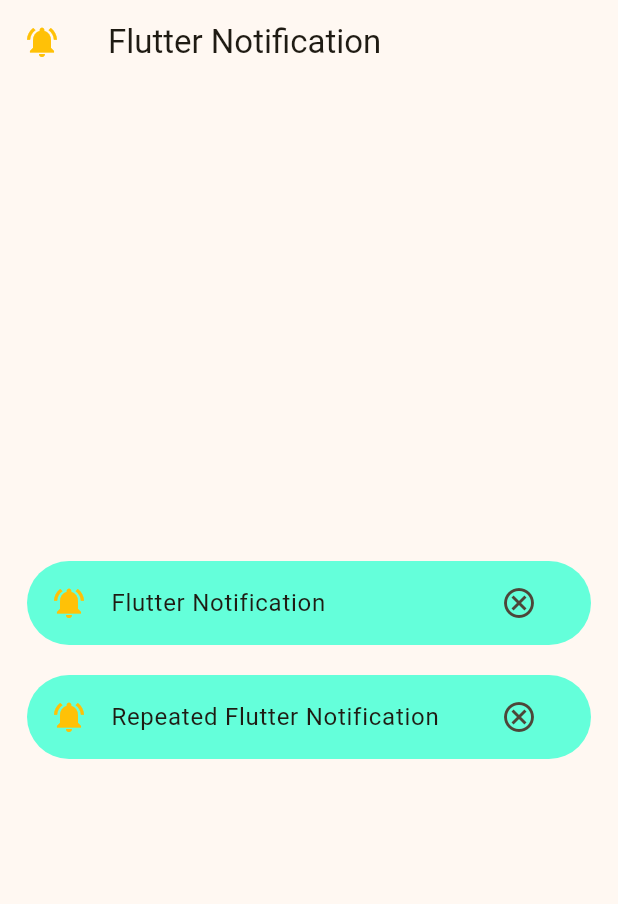
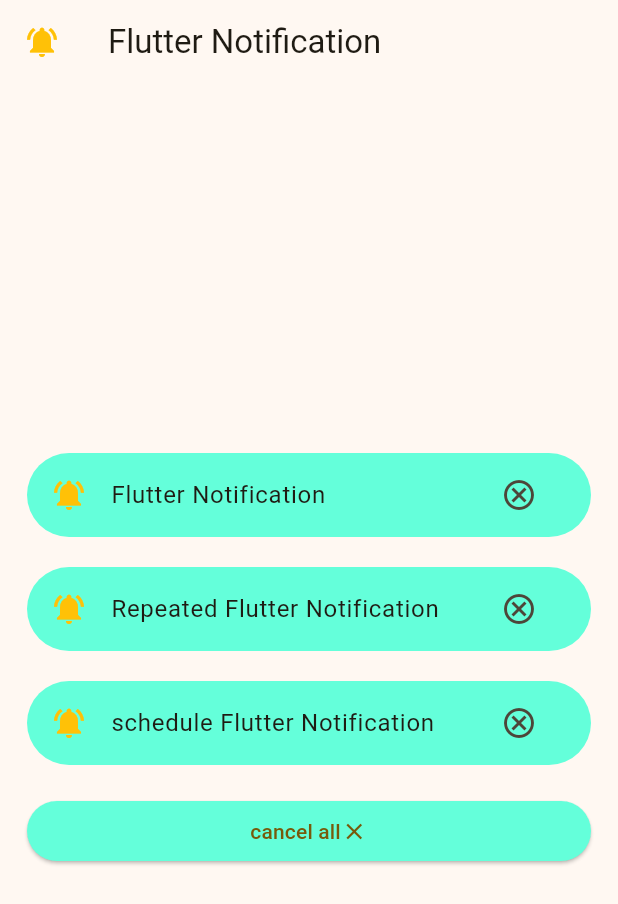
Before and after one commit to orabito/fcm_notification, a Flutter app: the screen it shows after launch, after a tap on "Flutter Notification", on a phone screen of 412 x 824 dp. Shown: the top 904 px of the screen. Run offline on Flutter 3.47's test engine with Material 2 defaults, Android fonts, the phone set to English and light mode, and no system bars; our stand-ins replace flutter_local_notifications, flutter_timezone, timezone; statements that could not run were skipped.

Commit message:
change sound of notification

```diff
--- a/lib/local_service.dart
+++ b/lib/local_service.dart
@@ -1,125 +1,202 @@
+import 'dart:developer';
 import 'package:flutter/material.dart';
 import 'package:flutter_local_notifications/flutter_local_notifications.dart';
+import 'package:flutter_timezone/flutter_timezone.dart';
+import 'package:timezone/data/latest.dart' as tz;
+import 'package:timezone/timezone.dart' as tz;
 
 class LocalService {
-  // Initialize notifications plugin
+  // Initialize notifications plugin instance
   static FlutterLocalNotificationsPlugin flutterLocalNotificationsPlugin =
   FlutterLocalNotificationsPlugin();
-  // Notification Channel Configuration (Android 8.0+)
-  static const AndroidNotificationChannel _channel = AndroidNotificationChannel(
-    'high_importance_channel',// Unique channel ID
-    'High Importance Notifications',// User-visible name
-    description: 'This channel is used for important notifications.',  // Channel description in settings
-    importance: Importance.max,// Maximum priority (heads-up notification)
+
+  // Main notification channel (high importance)
+  static const AndroidNotificationChannel _mainChannel = AndroidNotificationChannel(
+    'high_importance_channel', // Unique channel ID
+    'High Importance Notifications', // User-visible name
+    description: 'This channel is used for important notifications.', // Channel description
+    importance: Importance.max, // Maximum priority (heads-up notifications)
     playSound: true,
-    // Custom sound from res/raw/notification_sound.mp3
-    sound: RawResourceAndroidNotificationSound('notification_sound'),
+    sound: RawResourceAndroidNotificationSound('sound2'), // Default sound from Android raw resources
+  );
 
+  // Dedicated channel for repeated notifications
+  static const AndroidNotificationChannel _repeatedChannel = AndroidNotificationChannel(
+    'repeated_channel', // Unique channel ID
+    'Repeated Notifications', // User-visible name
+    description: 'This channel is used for repeated notifications.', // Channel description
+    importance: Importance.high, // High priority (not heads-up)
+    playSound: true,
+    sound: UriAndroidNotificationSound('assets/sound/soundfor.mp3'), // Custom sound from assets
   );
 
   static Future<void> init() async {
+    // Clean up existing channels to avoid conflicts
+    await flutterLocalNotificationsPlugin
+        .resolvePlatformSpecificImplementation<AndroidFlutterLocalNotificationsPlugin>()
+        ?.deleteNotificationChannel(_mainChannel.id);
+
+    await flutterLocalNotificationsPlugin
+        .resolvePlatformSpecificImplementation<AndroidFlutterLocalNotificationsPlugin>()
+        ?.deleteNotificationChannel(_repeatedChannel.id);
+
     // Request notification permissions (Android 13+)
     await flutterLocalNotificationsPlugin
-        .resolvePlatformSpecificImplementation<
-        AndroidFlutterLocalNotificationsPlugin>()
+        .resolvePlatformSpecificImplementation<AndroidFlutterLocalNotificationsPlugin>()
         ?.requestNotificationsPermission();
+
     // Platform-specific initialization settings
     const InitializationSettings settings = InitializationSettings(
-      android: AndroidInitializationSettings('@mipmap/ic_launcher'),
+      android: AndroidInitializationSettings('@mipmap/ic_launcher'), // App icon for notifications
       iOS: DarwinInitializationSettings(
-        requestAlertPermission: true, // Request alert permission
-        requestBadgePermission: true, // Request badge permission
-        requestSoundPermission: true, // Request sound permission
+        requestAlertPermission: true, // Request alert permission (iOS)
+        requestBadgePermission: true, // Request badge permission (iOS)
+        requestSoundPermission: true, // Request sound permission (iOS)
       ),
     );
 
-    // Initialize the plugin
+    // Initialize notifications plugin
     await flutterLocalNotificationsPlugin.initialize(
       settings,
-      // Handle notification taps
       onDidReceiveNotificationResponse: (response) {
-        print('Notification tapped!');
+        log('Notification tapped!'); // Handle notification taps
       },
     );
-// Create notification channel (Android 8.0+)
+
+    // Create Android notification channels
     await flutterLocalNotificationsPlugin
-        .resolvePlatformSpecificImplementation<
-        AndroidFlutterLocalNotificationsPlugin>()
-        ?.createNotificationChannel(_channel);
+        .resolvePlatformSpecificImplementation<AndroidFlutterLocalNotificationsPlugin>()
+        ?.createNotificationChannel(_mainChannel);
+
+    await flutterLocalNotificationsPlugin
+        .resolvePlatformSpecificImplementation<AndroidFlutterLocalNotificationsPlugin>()
+        ?.createNotificationChannel(_repeatedChannel);
   }
-  // Android-specific notification details &&basic function
+
+  // Basic notification with default sound
   static Future<void> showBasicNotification() async {
-    //use it in details
-    const AndroidNotificationDetails androidDetails =
-    AndroidNotificationDetails(
-      'high_importance_channel', // Same channel ID
-      'High Importance Notifications',// Channel name
+    // Android-specific configuration
+    const AndroidNotificationDetails androidDetails = AndroidNotificationDetails(
+      'high_importance_channel', // Channel ID
+      'High Importance Notifications', // Channel name
       channelDescription: 'This channel is used for important notifications.',
-      importance: Importance.max,// Maximum importance
-      priority: Priority.high,// High priority
-      ticker: 'ticker',// Text that appears in status bar
-      color: Colors.blue,
-      enableLights: true,
-      ledColor: Colors.red,
-      ledOnMs: 1000,
-      ledOffMs: 500,
+      importance: Importance.max,
+      priority: Priority.high,
+      sound: RawResourceAndroidNotificationSound("sound2"), // Default sound
+      playSound: true,
+      enableVibration: true,
+      color: Colors.blue, // Accent color
+      ledColor: Colors.red, // LED color
+      ledOnMs: 1000, // LED on duration (milliseconds)
+      ledOffMs: 500, // LED off duration (milliseconds)
     );
-    // Platform-independent notification details
+
+    // Platform-agnostic notification details
+    const NotificationDetails details = NotificationDetails(
+      android: androidDetails,
+      iOS: DarwinNotificationDetails(
+        presentAlert: true, // Show alert (iOS)
+        presentBadge: true, // Update badge (iOS)
+        presentSound: true, // Play sound (iOS)
+        sound: 'sound2.caf', // iOS sound file name (CAF format)
+      ),
+    );
+
+    await flutterLocalNotificationsPlugin.show(
+      0, // Notification ID
+      'Hello!', // Title
+      'This is a notification from Flutter', // Body
+      details,
+      payload: 'notification_payload', // Optional payload
+    );
+  }
+
+  // Repeating notification with custom sound
+  static Future<void> showRepeatedNotification() async {
+    // Android-specific configuration for repeated notifications
+    const AndroidNotificationDetails androidDetails = AndroidNotificationDetails(
+      'repeated_channel', // Correct channel ID
+      'Repeated Notifications',
+      channelDescription: 'This channel is used for repeated notifications.',
+      importance: Importance.high,
+      priority: Priority.high,
+      sound: UriAndroidNotificationSound('assets/sound/soundfor.mp3'), // Full asset path
+      playSound: true,
+    );
+
+    // Platform-agnostic notification details
     const NotificationDetails details = NotificationDetails(
       android: androidDetails,
       iOS: DarwinNotificationDetails(
         presentAlert: true,
         presentBadge: true,
         presentSound: true,
+        sound: 'soundfor.caf', // iOS sound file (converted to CAF format)
       ),
     );
 
-    await flutterLocalNotificationsPlugin.show(
-      0,
-      'Hello!',
-      'This is a notification from Flutter',
+    await flutterLocalNotificationsPlugin.periodicallyShow(
+      1, // Notification ID
+      'Hello , this is Repeated', // Title
+      'This is a Repeated notification from Flutter', // Body
+      RepeatInterval.everyMinute, // Repeat interval
       details,
       payload: 'notification_payload',
     );
   }
-  //repeated function
-  static Future<void> showRepeatedNotification() async {
-    //use it in details
-    const AndroidNotificationDetails androidDetails =
-    AndroidNotificationDetails(
-      'high_importance_channel 2', // Same channel ID
-      'High Importance Notifications',// Channel name
+
+  // Scheduled notification with default sound
+  static Future<void> showScheduleNotification() async {
+    // Initialize timezone database
+    tz.initializeTimeZones();
+
+    // Get device timezone
+    final String currentTimeZone = await FlutterTimezone.getLocalTimezone();
+    tz.setLocalLocation(tz.getLocation(currentTimeZone));
+
+    // Schedule after 10 seconds (for testing)
+    final scheduledTime = tz.TZDateTime.now(tz.local).add(const Duration(seconds: 10));
+
+    // Android-specific configuration
+    const AndroidNotificationDetails androidDetails = AndroidNotificationDetails(
+      'high_importance_channel',
+      'High Importance Notifications',
       channelDescription: 'This channel is used for important notifications.',
-      importance: Importance.max,// Maximum importance
-      priority: Priority.high,// High priority
-      ticker: 'ticker',// Text that appears in status bar
-      color: Colors.blue,
-      enableLights: true,
-      ledColor: Colors.red,
-      ledOnMs: 1000,
-      ledOffMs: 500,
+      importance: Importance.max,
+      sound: RawResourceAndroidNotificationSound("sound2"), // Default sound
+      playSound: true,
     );
-    // Platform-independent notification details
+
+    // Platform-agnostic notification details
     const NotificationDetails details = NotificationDetails(
       android: androidDetails,
       iOS: DarwinNotificationDetails(
         presentAlert: true,
         presentBadge: true,
         presentSound: true,
+        sound: 'sound2.caf', // iOS sound file name
       ),
     );
 
-    await flutterLocalNotificationsPlugin.periodicallyShow(
-      1,
-      'Hello , this is Repeated',
-      'This is a Repeated notification from Flutter',
-      RepeatInterval.weekly,
+    await flutterLocalNotificationsPlugin.zonedSchedule(
+      2, // Notification ID
+      'Hello , this is schedule', // Title
+      'This is a schedule notification from Flutter', // Body
+      scheduledTime, // Scheduled time
       details,
       payload: 'notification_payload',
+      uiLocalNotificationDateInterpretation:
+      UILocalNotificationDateInterpretation.absoluteTime, // iOS time handling
     );
   }
-static  Future<void> cancelNotification(int id) async {
- await flutterLocalNotificationsPlugin.cancel(id);
 
+  // Cancel specific notification by ID
+  static Future<void> cancelNotification(int id) async {
+    await flutterLocalNotificationsPlugin.cancel(id);
+  }
+
+  // Cancel all notifications
+  static Future<void> cancelAllNotification() async {
+    await flutterLocalNotificationsPlugin.cancelAll();
   }
 }
--- a/lib/main.dart
+++ b/lib/main.dart
@@ -39,20 +39,18 @@
           padding: const EdgeInsets.all(18.0),
           child: Column(
             mainAxisAlignment: MainAxisAlignment.center,
-
             children: [
               Container(
                 decoration: BoxDecoration(
                     borderRadius: BorderRadius.circular(166),
                     color: Colors.tealAccent),
                 child: ListTile(
-                  onTap: ()  {
+                  onTap: () {
                     LocalService.showBasicNotification();
                   },
                   trailing: IconButton(
                       onPressed: () {
                         LocalService.cancelNotification(0);
-
                       },
                       icon: const Icon(Icons.cancel_outlined)),
                   title: const Text("Flutter Notification"),
@@ -68,7 +66,7 @@
                     borderRadius: BorderRadius.circular(166),
                     color: Colors.tealAccent),
                 child: ListTile(
-                  onTap: ()  {
+                  onTap: () {
                     LocalService.showRepeatedNotification();
                   },
                   trailing: IconButton(
@@ -76,11 +74,52 @@
                         LocalService.cancelNotification(1);
                       },
                       icon: const Icon(Icons.cancel_outlined)),
-                    title: const Text("Repeated Flutter Notification"),
+                  title: const Text("Repeated Flutter Notification"),
                   leading: const Icon(
                       color: Colors.amber, Icons.notifications_active),
                 ),
-              )
+              ),
+              SizedBox(
+                height: 20,
+              ),
+              Container(
+                decoration: BoxDecoration(
+                    borderRadius: BorderRadius.circular(166),
+                    color: Colors.tealAccent),
+                child: ListTile(
+                  onTap: () {
+                    LocalService.showScheduleNotification();
+                  },
+                  trailing: IconButton(
+                      onPressed: () {
+                        LocalService.cancelNotification(2);
+                      },
+                      icon: const Icon(Icons.cancel_outlined)),
+                  title: const Text("schedule Flutter Notification"),
+                  leading: const Icon(
+                      color: Colors.amber, Icons.notifications_active),
+                ),
+              ),
+            const  SizedBox(
+                height: 20,
+              ),
+              ElevatedButton(
+
+                  style:ElevatedButton.styleFrom(
+                    backgroundColor:  Colors.tealAccent
+                  ) ,
+                  onPressed: () {
+                LocalService.  cancelAllNotification();
+              }, child:const Row(
+                mainAxisAlignment: MainAxisAlignment.center,
+                children: [
+                  Text("cancel all"),
+                  SizedBox(
+                    height: 15  ,
+                  ),
+                   Icon(Icons.close),
+                ],
+              ))
             ],
           ),
         ));
```
Also changed, not shown: lib/archive_befor_chanage_sound.dart (added, +206 -0 lines), lib/handeler.dart (added, +121 -0 lines), pubspec.yaml (+7 -3 lines), pubspec.lock, 7 other files.
